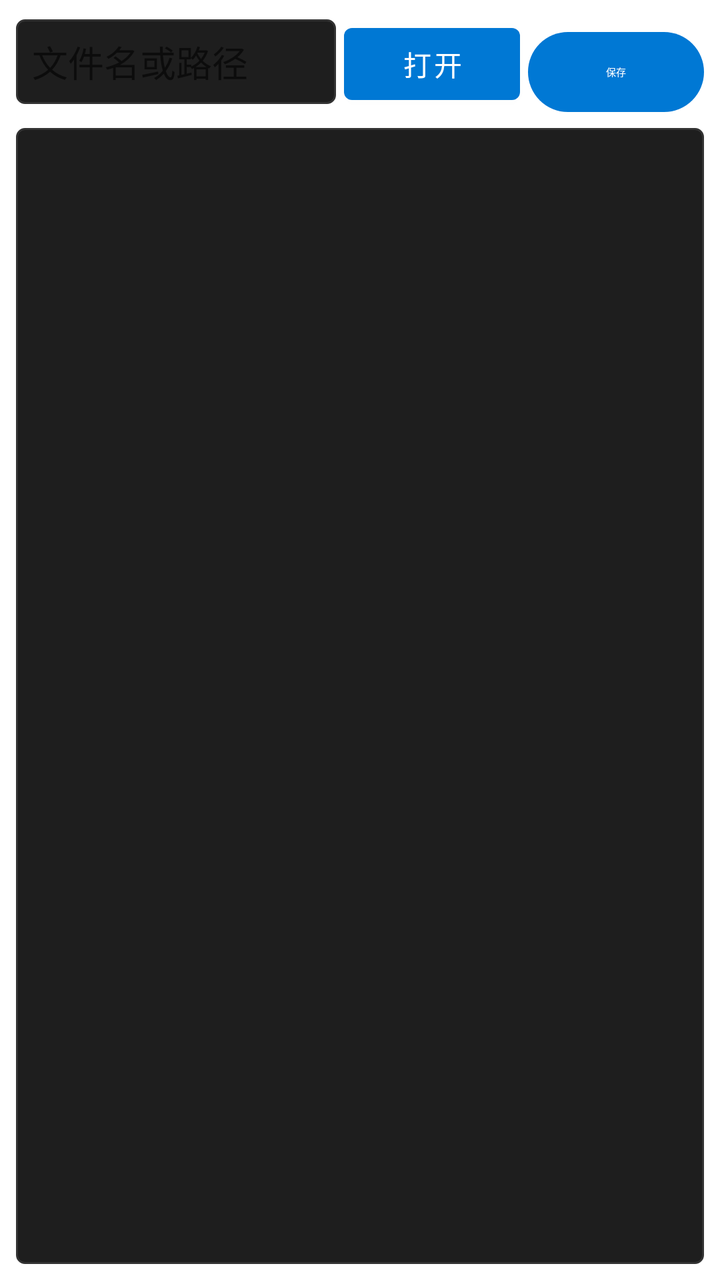
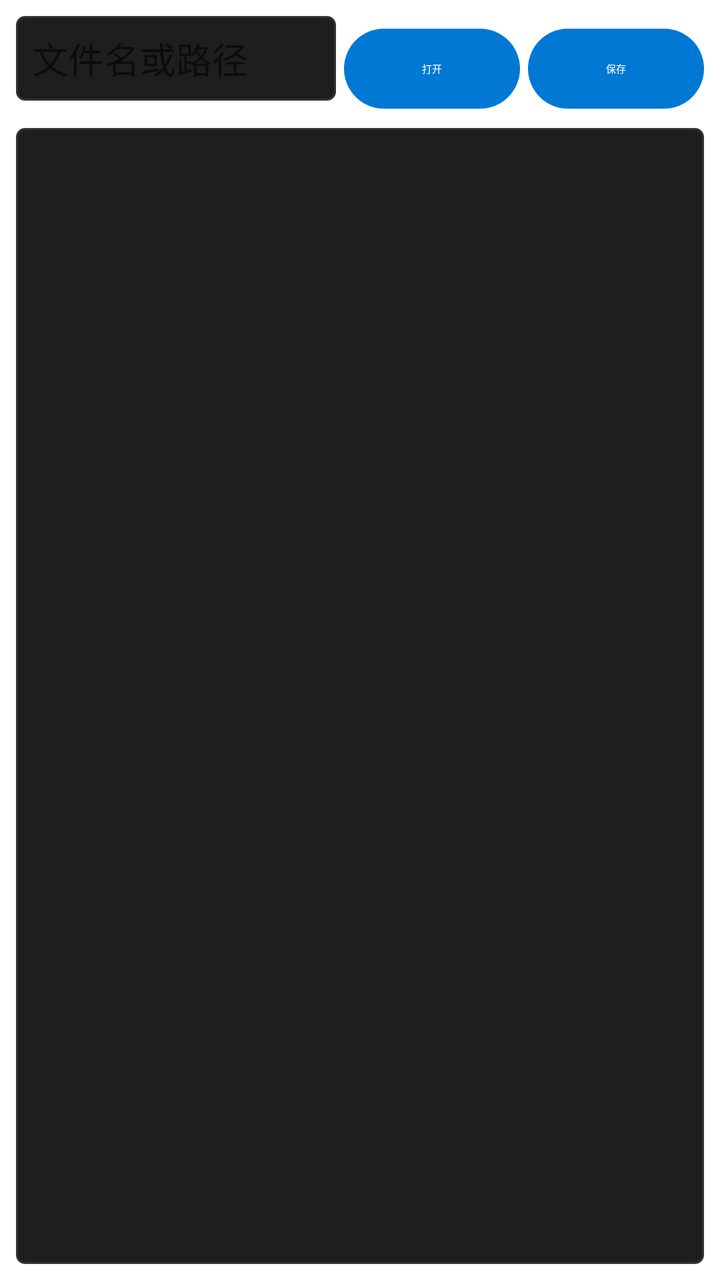

Screens rendered from an Android XML layout before and after an edit, with the pre-edit source and the edit as a unified diff.
<!-- AndroidManifest.xml: application theme Theme.AIIDE -->
<!-- res/layout/fragment_code_editor.xml -->
<?xml version="1.0" encoding="utf-8"?>
<LinearLayout xmlns:android="http://schemas.android.com/apk/res/android"
    xmlns:app="http://schemas.android.com/apk/res-auto"
    android:layout_width="match_parent"
    android:layout_height="match_parent"
    android:orientation="vertical"
    android:padding="8dp">

    <LinearLayout
        android:layout_width="match_parent"
        android:layout_height="wrap_content"
        android:orientation="horizontal">

        <EditText
            android:id="@+id/et_file_name"
            android:layout_width="0dp"
            android:layout_height="wrap_content"
            android:layout_weight="1"
            android:hint="文件名或路径"
            android:textColor="?android:attr/textColorPrimary"
            android:background="@drawable/edit_text_bg"
            android:padding="8dp" />

        <com.google.android.material.button.MaterialButton
            android:id="@+id/btn_open_file"
            android:layout_width="wrap_content"
            android:layout_height="wrap_content"
            android:text="打开"
            android:layout_marginStart="4dp"
            style="@style/Widget.Material3.Button.Tonal" />

        <com.google.android.material.button.MaterialButton
            android:id="@+id/btn_save_file"
            android:layout_width="wrap_content"
            android:layout_height="wrap_content"
            android:text="保存"
            android:layout_marginStart="4dp"
            style="@style/Widget.Material3.Button" />
    </LinearLayout>

    <EditText
        android:id="@+id/et_code_content"
        android:layout_width="match_parent"
        android:layout_height="0dp"
        android:layout_weight="1"
        android:layout_marginTop="8dp"
        android:gravity="start|top"
        android:inputType="textMultiLine|textNoSuggestions"
        android:fontFamily="monospace"
        android:textSize="12sp"
        android:textColor="?android:attr/textColorPrimary"
        android:background="@drawable/edit_text_bg"
        android:padding="8dp"
        android:scrollbars="vertical" />
</LinearLayout>
<!-- resources referenced by this layout -->
<resources>
  <!-- drawable edit_text_bg (drawable) -->
  <?xml version="1.0" encoding="utf-8"?>
  <shape xmlns:android="http://schemas.android.com/apk/res/android"
      android:shape="rectangle">
      <solid android:color="#1E1E1E" />
      <stroke
          android:width="1dp"
          android:color="#333333" />
      <corners android:radius="4dp" />
      <padding
          android:left="4dp"
          android:top="4dp"
          android:right="4dp"
          android:bottom="4dp" />
  </shape>
  <style name="Theme.AIIDE" parent="Theme.MaterialComponents.DayNight.DarkActionBar">
          <item name="colorPrimary">#FF0078D4</item>
          <item name="colorPrimaryVariant">#FF106EBE</item>
          <item name="colorOnPrimary">#FFFFFFFF</item>
          <item name="colorSecondary">#FF4FC3F7</item>
          <item name="colorOnSecondary">#FF000000</item>
          <item name="android:statusBarColor">#FF1E1E1E</item>
          <item name="android:navigationBarColor">#FF1E1E1E</item>
      </style>
</resources>

<!-- the commit's change to res/layout/fragment_code_editor.xml (unified diff, before → after) -->
@@ -27,7 +27,7 @@
             android:layout_height="wrap_content"
             android:text="打开"
             android:layout_marginStart="4dp"
-            style="@style/Widget.Material3.Button.Tonal" />
+            style="@style/Widget.Material3.Button" />
 
         <com.google.android.material.button.MaterialButton
             android:id="@+id/btn_save_file"
